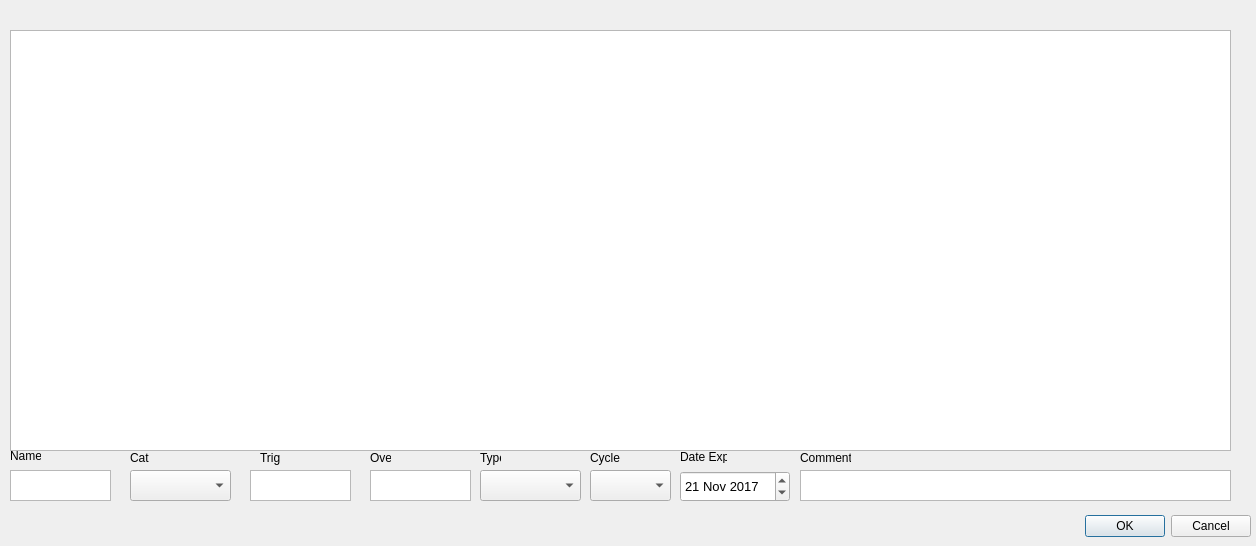
Qt form manageepredictions.ui (n6nq/checking) before a commit.
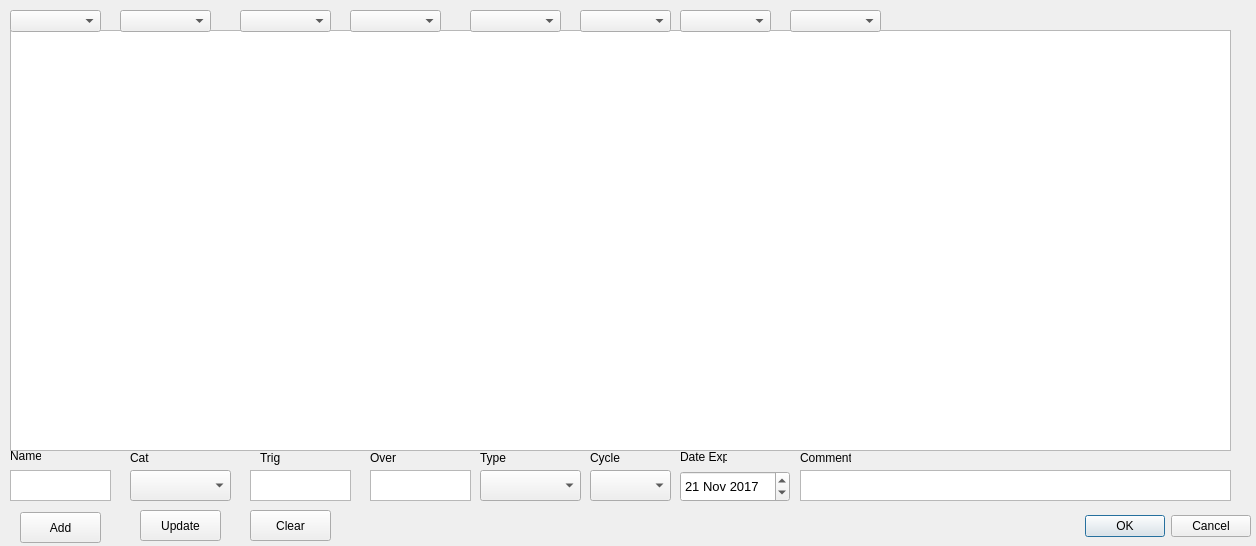
The same form after that commit.

Commit message: Added sort buttons to prediction dialog.

The edit to the form file:
```diff
--- a/manageepredictions.ui
+++ b/manageepredictions.ui
@@ -155,7 +155,7 @@
     <rect>
      <x>370</x>
      <y>450</y>
-     <width>21</width>
+     <width>31</width>
      <height>16</height>
     </rect>
    </property>
@@ -191,7 +191,7 @@
     <rect>
      <x>480</x>
      <y>450</y>
-     <width>21</width>
+     <width>41</width>
      <height>16</height>
     </rect>
    </property>
@@ -331,6 +331,125 @@
     <string>Date Expr</string>
    </property>
   </widget>
+  <widget class="QComboBox" name="sortName">
+   <property name="geometry">
+    <rect>
+     <x>10</x>
+     <y>10</y>
+     <width>91</width>
+     <height>22</height>
+    </rect>
+   </property>
+  </widget>
+  <widget class="QComboBox" name="sortCategory">
+   <property name="geometry">
+    <rect>
+     <x>120</x>
+     <y>10</y>
+     <width>91</width>
+     <height>22</height>
+    </rect>
+   </property>
+  </widget>
+  <widget class="QComboBox" name="sortTrigger">
+   <property name="geometry">
+    <rect>
+     <x>240</x>
+     <y>10</y>
+     <width>91</width>
+     <height>22</height>
+    </rect>
+   </property>
+  </widget>
+  <widget class="QComboBox" name="sortOverride">
+   <property name="geometry">
+    <rect>
+     <x>350</x>
+     <y>10</y>
+     <width>91</width>
+     <height>22</height>
+    </rect>
+   </property>
+  </widget>
+  <widget class="QComboBox" name="sortType">
+   <property name="geometry">
+    <rect>
+     <x>470</x>
+     <y>10</y>
+     <width>91</width>
+     <height>22</height>
+    </rect>
+   </property>
+  </widget>
+  <widget class="QComboBox" name="sortCycle">
+   <property name="geometry">
+    <rect>
+     <x>580</x>
+     <y>10</y>
+     <width>91</width>
+     <height>22</height>
+    </rect>
+   </property>
+  </widget>
+  <widget class="QComboBox" name="sortDate">
+   <property name="geometry">
+    <rect>
+     <x>680</x>
+     <y>10</y>
+     <width>91</width>
+     <height>22</height>
+    </rect>
+   </property>
+  </widget>
+  <widget class="QComboBox" name="sortComment">
+   <property name="geometry">
+    <rect>
+     <x>790</x>
+     <y>10</y>
+     <width>91</width>
+     <height>22</height>
+    </rect>
+   </property>
+  </widget>
+  <widget class="QPushButton" name="buttonAdd">
+   <property name="geometry">
+    <rect>
+     <x>20</x>
+     <y>512</y>
+     <width>81</width>
+     <height>31</height>
+    </rect>
+   </property>
+   <property name="text">
+    <string>Add</string>
+   </property>
+  </widget>
+  <widget class="QPushButton" name="buttonUpdate">
+   <property name="geometry">
+    <rect>
+     <x>140</x>
+     <y>510</y>
+     <width>81</width>
+     <height>31</height>
+    </rect>
+   </property>
+   <property name="text">
+    <string>Update</string>
+   </property>
+  </widget>
+  <widget class="QPushButton" name="buttonClear">
+   <property name="geometry">
+    <rect>
+     <x>250</x>
+     <y>510</y>
+     <width>81</width>
+     <height>31</height>
+    </rect>
+   </property>
+   <property name="text">
+    <string>Clear</string>
+   </property>
+  </widget>
  </widget>
  <resources/>
  <connections>
```
Left out of the diff: 2 changed lines with no effect on the pictures. The commit also changes 3 other files.
